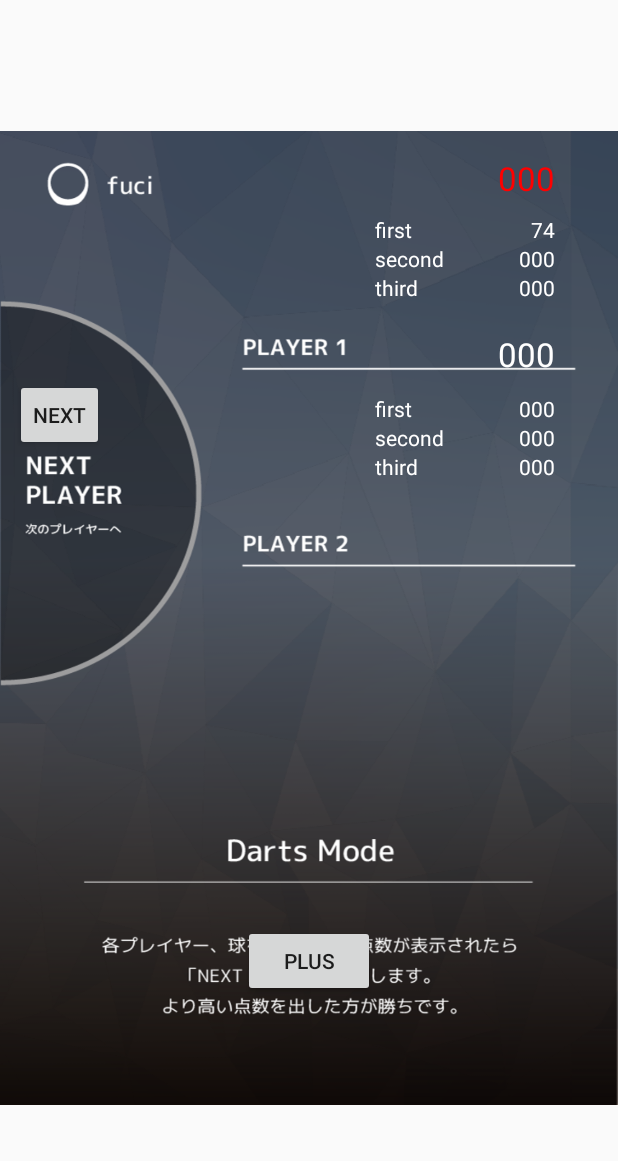
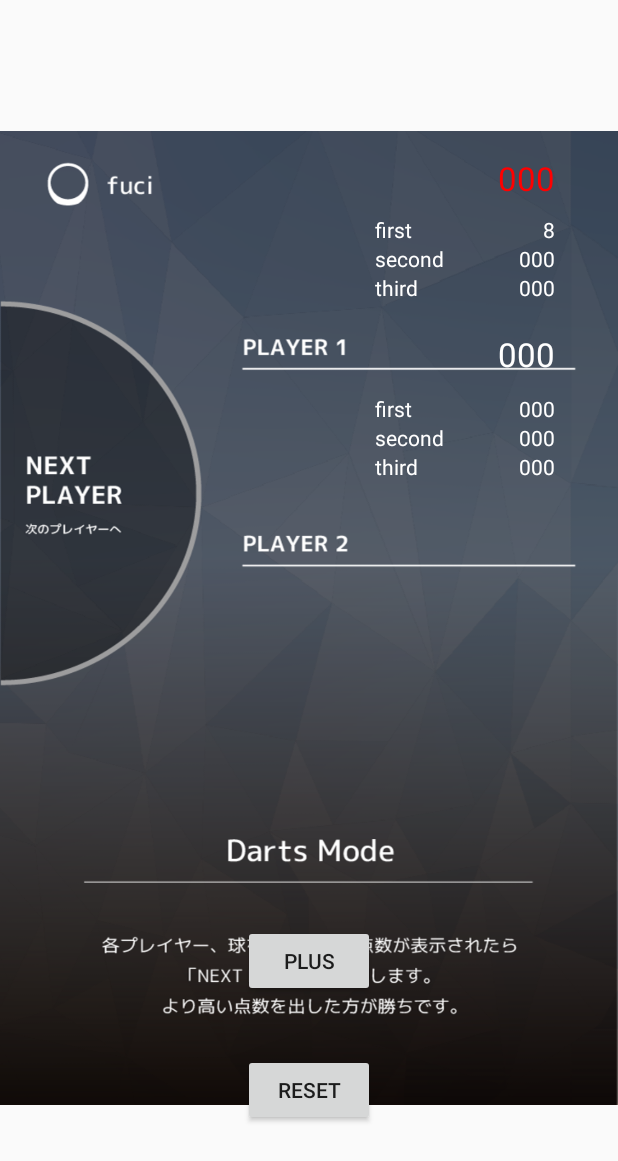
Before and after one commit to sgnm/fuci, an Android app: the DartsView screen opened directly, with no data from a screen before it, after a tap on "PLUS", on a phone screen of 412 x 824 dp. Shown: the top 1161 px of the screen. Run offline under Robolectric (Android 15) with nearby library versions, the phone set to English and light mode, and no system bars.

Commit message:
add func reset score

```diff
--- a/app/src/main/java/shimpeisuganuma/fuci/DartsView.java
+++ b/app/src/main/java/shimpeisuganuma/fuci/DartsView.java
@@ -4,6 +4,7 @@ import android.app.Activity;
 import android.graphics.Color;
 import android.os.Bundle;
 import android.util.Log;
+import android.view.MotionEvent;
 import android.view.View;
 import android.widget.Button;
 import android.widget.TextView;
@@ -20,6 +21,9 @@ public class DartsView extends Activity implements View.OnClickListener {
     int j = 0;
     int player = 0;
 
+    TextView strSum1; TextView strSum2;
+    TextView score1; TextView score2; TextView score3; TextView score4; TextView score5; TextView score6;
+
     @Override
     protected void onCreate(Bundle savedInstanceState){
         super.onCreate(savedInstanceState);
@@ -27,11 +31,19 @@ public class DartsView extends Activity implements View.OnClickListener {
 
         Button btn = (Button)findViewById(R.id.btn);
         btn.setOnClickListener(this);
-        Button btnChange = (Button)findViewById(R.id.btnChange);
-        btnChange.setOnClickListener(this);
+        Button btnReset = (Button)findViewById(R.id.btnReset);
+        btnReset.setOnClickListener(this);
 
-        TextView strSum1 = (TextView)findViewById(R.id.sum1);
+        strSum1 = (TextView)findViewById(R.id.sum1);
         strSum1.setTextColor(Color.RED);
+
+        strSum2 = (TextView)findViewById(R.id.sum2);
+        score1 = (TextView) findViewById(R.id.score1);
+        score2 = (TextView) findViewById(R.id.score2);
+        score3 = (TextView) findViewById(R.id.score3);
+        score4 = (TextView) findViewById(R.id.score4);
+        score5 = (TextView) findViewById(R.id.score5);
+        score6 = (TextView) findViewById(R.id.score6);
     }
 
 
@@ -42,33 +54,26 @@ public class DartsView extends Activity implements View.OnClickListener {
                 setScore(player);
                 i++;
                 break;
-            case R.id.btnChange:
-                j++;
-                player = j % 2;
-                Log.d("player", String.valueOf(player));
-                dispPlayer(player);
+            case R.id.btnReset:
+                resetScore();
                 break;
         }
     }
 
     public void setScore(int player){
-        int n = (int) (Math.random() * 100) + 1;
-        Log.d("NUM", String.valueOf(n));
+        int n = (int) (Math.random() * 10) + 1;
         switch (player){
             case 0:
                 switch (i %= 3) {
                     case 0:
-                        TextView score1 = (TextView) findViewById(R.id.score1);
                         score1.setText(String.valueOf(n));
                         s1 = n;
                         break;
                     case 1:
-                        TextView score2 = (TextView) findViewById(R.id.score2);
                         score2.setText(String.valueOf(n));
                         s2 = n;
                         break;
                     case 2:
-                        TextView score3 = (TextView) findViewById(R.id.score3);
                         score3.setText(String.valueOf(n));
                         s3 = n;
                         calcScore(player);
@@ -78,17 +83,14 @@ public class DartsView extends Activity implements View.OnClickListener {
             case 1:
                 switch (i %= 3) {
                     case 0:
-                        TextView score4 = (TextView) findViewById(R.id.score4);
                         score4.setText(String.valueOf(n));
                         s4 = n;
                         break;
                     case 1:
-                        TextView score5 = (TextView) findViewById(R.id.score5);
                         score5.setText(String.valueOf(n));
                         s5 = n;
                         break;
                     case 2:
-                        TextView score6 = (TextView) findViewById(R.id.score6);
                         score6.setText(String.valueOf(n));
                         s6 = n;
                         calcScore(player);
@@ -103,23 +105,23 @@ public class DartsView extends Activity implements View.OnClickListener {
             case 0:
                 int oldSum = s1 + s2 + s3;
                 sum1 += oldSum;
-                TextView strSum1 = (TextView)findViewById(R.id.sum1);
                 strSum1.setText(String.valueOf(sum1));
-                Log.d("SUM", String.valueOf(sum1));
                 break;
             case 1:
                 int oldSum2 = s4 + s5 + s6;
                 sum2 += oldSum2;
-                TextView strSum2 = (TextView)findViewById(R.id.sum2);
                 strSum2.setText(String.valueOf(sum2));
-                Log.d("SUM", String.valueOf(sum2));
                 break;
         }
     }
 
+    public void resetScore(){
+        s1 = 0; s2 = 0; s3 = 0; s4 = 0; s5 = 0; s6 = 0; sum1 = 0; sum2 = 0;
+        score1.setText("0"); score2.setText("0"); score3.setText("0"); score4.setText("0"); score5.setText("0"); score6.setText("0");
+        strSum1.setText("0"); strSum2.setText("0");
+    }
+
     public void dispPlayer(int player){
-        TextView strSum1 = (TextView)findViewById(R.id.sum1);
-        TextView strSum2 = (TextView)findViewById(R.id.sum2);
         switch (player){
             case 0:
                 strSum1.setTextColor(Color.RED);
@@ -131,4 +133,23 @@ public class DartsView extends Activity implements View.OnClickListener {
                 break;
         }
     }
+
+    @Override
+    public boolean onTouchEvent(MotionEvent event) {
+        float touchX = event.getX(), touchY = event.getY();
+        float r = 230;
+        float posX = 0;
+        float posY = 460;
+
+        double length = Math.hypot(touchX - posX, touchY - posY);
+
+        if (length <= r && event.getAction() == MotionEvent.ACTION_UP) {
+            j++;
+            player = j % 2;
+            dispPlayer(player);
+            return true;
+        } else {
+            return false;
+        }
+    }
 }
--- a/app/src/main/res/layout/view_darts.xml
+++ b/app/src/main/res/layout/view_darts.xml
@@ -9,7 +9,7 @@
         android:layout_alignParentTop="true" />
 
     <TextView
-        android:layout_width="wrap_content"
+        android:layout_width="40dp"
         android:layout_height="wrap_content"
         android:textAppearance="?android:attr/textAppearanceLarge"
         android:text="000"
@@ -18,7 +18,8 @@
         android:layout_marginTop="104dp"
         android:layout_alignParentTop="true"
         android:layout_alignParentEnd="true"
-        android:textColor="#fff"/>
+        android:textColor="#fff"
+        android:gravity="right" />
 
     <Button
         android:layout_width="wrap_content"
@@ -94,7 +95,7 @@
         android:textColor="#fff"/>
 
     <TextView
-        android:layout_width="wrap_content"
+        android:layout_width="40dp"
         android:layout_height="wrap_content"
         android:textAppearance="?android:attr/textAppearanceLarge"
         android:text="000"
@@ -102,7 +103,8 @@
         android:layout_marginTop="20dp"
         android:textColor="#fff"
         android:layout_below="@+id/score3"
-        android:layout_alignStart="@+id/sum1" />
+        android:layout_alignStart="@+id/sum1"
+        android:gravity="right" />
 
     <TextView
         android:layout_width="24dp"
@@ -158,18 +160,6 @@
         android:layout_below="@+id/first2"
         android:layout_alignStart="@+id/first2" />
 
-    <Button
-        style="?android:attr/buttonStyleSmall"
-        android:layout_width="wrap_content"
-        android:layout_height="wrap_content"
-        android:text="next"
-        android:id="@+id/btnChange"
-        android:layout_marginStart="25dp"
-        android:layout_alignBottom="@+id/score6"
-        android:layout_alignParentStart="true"
-        android:layout_marginBottom="20dp"
-        android:layout_marginLeft="10dp" />
-
     <TextView
         android:layout_width="wrap_content"
         android:layout_height="wrap_content"
@@ -180,4 +170,13 @@
         android:layout_alignTop="@+id/score6"
         android:layout_toEndOf="@+id/btn" />
 
+    <Button
+        android:layout_width="wrap_content"
+        android:layout_height="wrap_content"
+        android:text="reset"
+        android:id="@+id/btnReset"
+        android:layout_marginBottom="73dp"
+        android:layout_alignParentBottom="true"
+        android:layout_centerHorizontal="true" />
+
 </RelativeLayout>
```
Also changed, not shown: app/src/main/java/shimpeisuganuma/fuci/DrumsView.java (+9 -0 lines), app/src/main/res/layout/view_drums.xml (+41 -0 lines), 1 other file.
